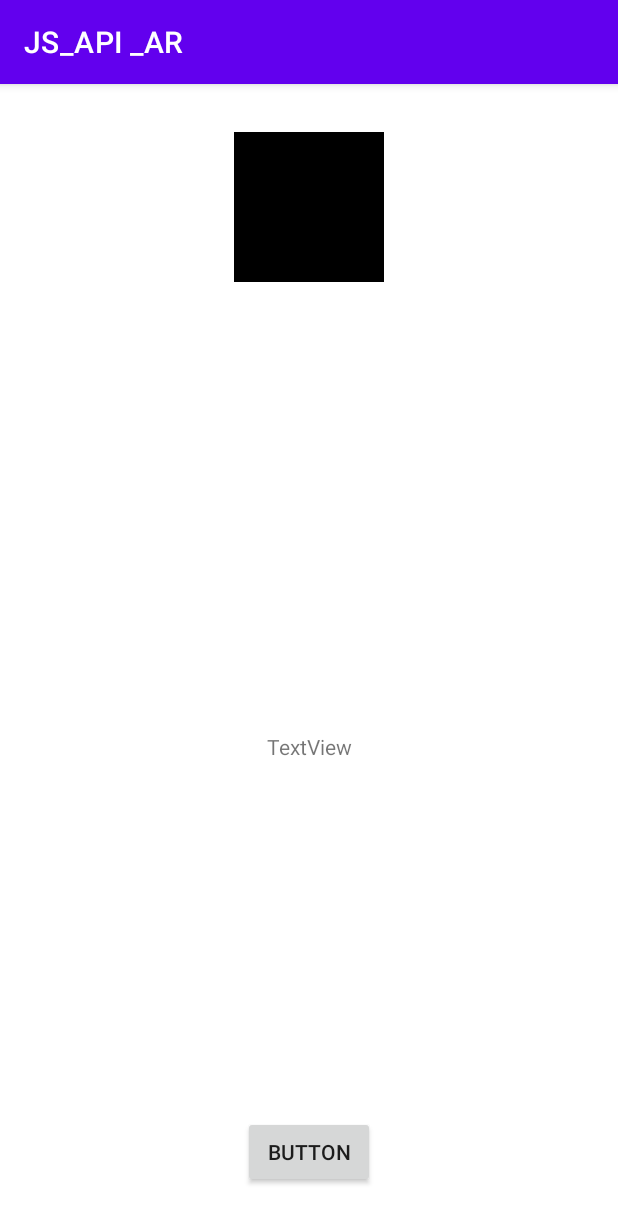
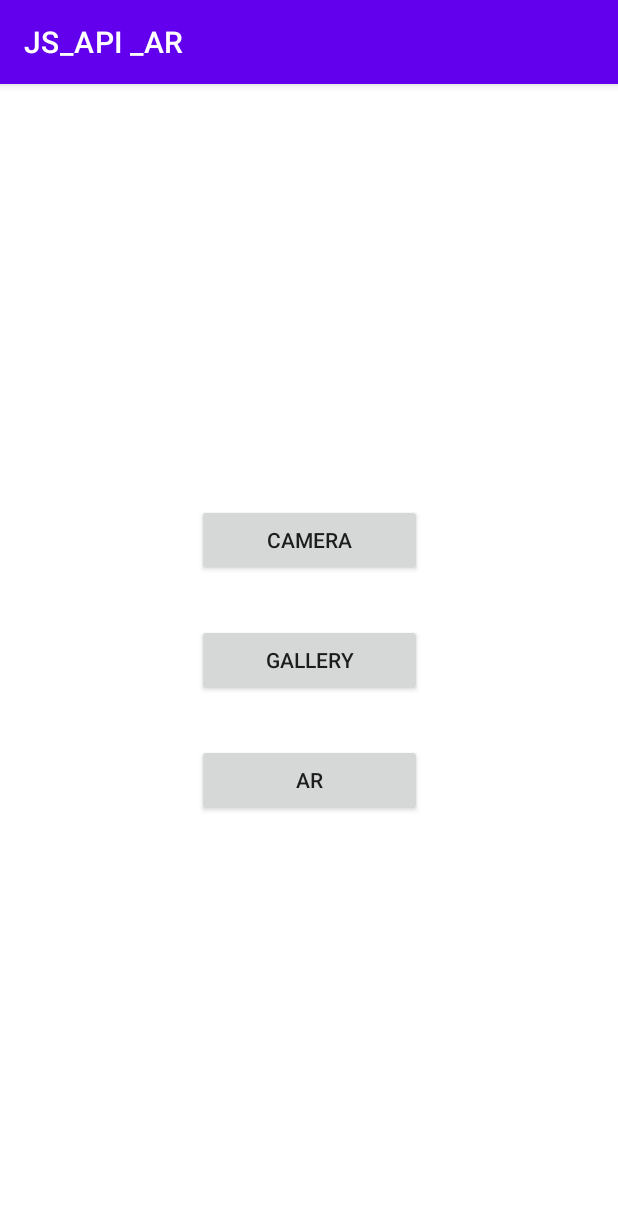
Before and after one commit to Rahul7f/3d_AR, an Android app: the screen it shows after launch (ObjectDetection), on a phone screen of 412 x 824 dp. Shown: the top 1223 px of the screen. Run offline under Robolectric (Android 15) with nearby library versions, the phone set to English and light mode, and no system bars; libraries missing offline, so code that uses them is left out: com.google.mlkit.vision; 1 statement that could not run was skipped.

Commit message:
Merge Fix

```diff
--- a/app/src/main/java/com/rsin/js_api_ar/MainActivity.java
+++ b/app/src/main/java/com/rsin/js_api_ar/MainActivity.java
@@ -34,7 +34,7 @@ public class MainActivity extends AppCompatActivity {
 //            this.architectView.load("file:///android_asset/sample_video/index.html");
 //            this.architectView.load("file:///android_asset/07_3dModels_1_3dModelOnTarget/index.html");
 //            this.architectView.load("file:///android_asset/02_AdvancedGestures/index.html");
-            this.architectView.load("file:///android_asset/ModelOnTarget/index.html");
+//            this.architectView.load("file:///android_asset/ModelOnTarget/index.html");
 //            this.architectView.load("file:///android_asset/DistanceToTarget/index.html");
 //            this.architectView.load("http://yoursid.me/11_Video_1_SimpleVideo/");
         }catch (Exception e)
--- a/app/src/main/java/com/rsin/js_api_ar/ObjectDetection.java
+++ b/app/src/main/java/com/rsin/js_api_ar/ObjectDetection.java
@@ -41,54 +41,36 @@ import java.util.List;
 
 public class ObjectDetection extends AppCompatActivity {
     ActivityObjectDetectionBinding binding;
-    ImageView imageView;
-    TextView textView;
-    Button button;
     private final static int CAMERA_CODE = 111;
     private final static int READ_CODE = 222;
     private final static int WRITE_CODE = 333;
     ActivityResultLauncher<Intent> cameraLauncher;
     ActivityResultLauncher<Intent> galleryLauncher;
-    InputImage inputImage;
+    InputImage inputImage;//for google ml kit
     ImageLabeler labeler;
     ArrayList<String> list;
     Intent intent;
 
-    void processImage() {
-        labeler.process(inputImage).addOnSuccessListener(new OnSuccessListener<List<ImageLabel>>() {
-            @Override
-            public void onSuccess(List<ImageLabel> imageLabels) {
-                list = new ArrayList<>();
-                for (ImageLabel label : imageLabels) {
-                    list.add(label.getText());
-                }
-
-                intent.putExtra("list",list.toArray());
-                Toast.makeText(ObjectDetection.this, "Call", Toast.LENGTH_SHORT).show();
-                startActivity(intent);
-
-            }
-        }).addOnFailureListener(new OnFailureListener() {
-            @Override
-            public void onFailure(@NonNull Exception e) {
-
-            }
-        });
-    }
 
     @Override
     protected void onCreate(Bundle savedInstanceState) {
-        labeler = ImageLabeling.getClient(ImageLabelerOptions.DEFAULT_OPTIONS);
-        intent  = new Intent(ObjectDetection.this,ShowDetails.class);
+        binding = ActivityObjectDetectionBinding.inflate(getLayoutInflater());
+        super.onCreate(savedInstanceState);
+        setContentView(binding.getRoot());
+        //initialization START
+        labeler = ImageLabeling.getClient(ImageLabelerOptions.DEFAULT_OPTIONS); //google image detection or ml kit
+        intent = new Intent(ObjectDetection.this, ShowDetails.class);//to start show detail
+
+        //to get Data (Image)
         cameraLauncher = registerForActivityResult(new ActivityResultContracts.StartActivityForResult(), new ActivityResultCallback<ActivityResult>() {
             @Override
             public void onActivityResult(ActivityResult result) {
-
                 try {
                     Intent data = result.getData();
                     Bitmap bitmap = (Bitmap) data.getExtras().get("data");
-                    intent.putExtra("bitmap",bitmap);
-                    imageView.setImageBitmap(bitmap);
+                    intent.putExtra("bitmap", bitmap);
+                    intent.putExtra("VALUE", "camera");
+
                     inputImage = InputImage.fromBitmap(bitmap, 0);
 
                     processImage();
@@ -98,7 +80,7 @@ public class ObjectDetection extends AppCompatActivity {
             }
 
 
-        });
+        });//get image from camera
         galleryLauncher = registerForActivityResult(new ActivityResultContracts.StartActivityForResult(), new ActivityResultCallback<ActivityResult>() {
             @Override
             public void onActivityResult(ActivityResult result) {
@@ -106,73 +88,42 @@ public class ObjectDetection extends AppCompatActivity {
                 try {
                     Intent data = result.getData();
                     inputImage = InputImage.fromFilePath(ObjectDetection.this, data.getData());
-                    imageView.setImageURI(data.getData());
-                    intent.putExtra("uri",data.getData());
+                    intent.putExtra("uri", data.getData());
+                    intent.putExtra("VALUE", "gallery");
                     processImage();
                 } catch (IOException e) {
                     e.printStackTrace();
                 }
             }
-        });
-        intent  = new Intent(ObjectDetection.this,ShowDetails.class);
-        binding = ActivityObjectDetectionBinding.inflate(getLayoutInflater());
-        super.onCreate(savedInstanceState);
-        setContentView(binding.getRoot());
+        });//get image from gallery
+        //initialization END
 
-        button = binding.button;
-        textView = binding.textView;
-        imageView = binding.imageView;
+        //Linking Buttons With Action START
 
-        imageView.setOnClickListener(new View.OnClickListener() {
+        //FROM CAMERA
+        binding.button.setOnClickListener(new View.OnClickListener() {
             @Override
             public void onClick(View view) {
-                String[] options = {"Camera", "Gallery"};
-                AlertDialog.Builder builder = new AlertDialog.Builder(ObjectDetection.this);
-                builder
-                        .setTitle("Pick An Option")
-                        .setItems(options, new DialogInterface.OnClickListener() {
-                            @Override
-                            public void onClick(DialogInterface dialogInterface, int i) {
-                                switch (i) {
-                                    case 0:
                 Intent cameraIntent = new Intent(MediaStore.ACTION_IMAGE_CAPTURE);
                 cameraLauncher.launch(cameraIntent);
-                                        break;
-                                    case 1:
+            }
+        });
+        //FROM GALLERY
+        binding.button2.setOnClickListener(new View.OnClickListener() {
+            @Override
+            public void onClick(View view) {
                 Intent storageIntent = new Intent();
                 storageIntent.setType("image/*");
                 storageIntent.setAction(Intent.ACTION_GET_CONTENT);
                 galleryLauncher.launch(storageIntent);
-
-                                }
-                            }
-                        }).show();
             }
         });
-        button.setOnClickListener(new View.OnClickListener() {
+        //WIKITUDE
+        binding.button3.setOnClickListener(new View.OnClickListener() {
             @Override
             public void onClick(View view) {
-                String[] options = {"Camera", "Gallery"};
-                AlertDialog.Builder builder = new AlertDialog.Builder(ObjectDetection.this);
-                builder
-                        .setTitle("Pick An Option")
-                        .setItems(options, new DialogInterface.OnClickListener() {
-                            @Override
-                            public void onClick(DialogInterface dialogInterface, int i) {
-                                switch (i) {
-                                    case 0:
-                                        Intent cameraIntent = new Intent(MediaStore.ACTION_IMAGE_CAPTURE);
-                                        cameraLauncher.launch(cameraIntent);
-                                        break;
-                                    case 1:
-                                        Intent storageIntent = new Intent();
-                                        storageIntent.setType("image/*");
-                                        storageIntent.setAction(Intent.ACTION_GET_CONTENT);
-                                        galleryLauncher.launch(storageIntent);
-
-                                }
-                            }
-                        }).show();
+                Intent intent1 = new Intent(ObjectDetection.this, MainActivity.class);
+                startActivity(intent1);
             }
         });
     }
@@ -185,15 +136,32 @@ public class ObjectDetection extends AppCompatActivity {
         checkPermission(Manifest.permission.READ_EXTERNAL_STORAGE, READ_CODE);
         checkPermission(Manifest.permission.WRITE_EXTERNAL_STORAGE, WRITE_CODE);
     }
-
     @Override
     public void onRequestPermissionsResult(int requestCode, @NonNull String[] permissions, @NonNull int[] grantResults) {
         super.onRequestPermissionsResult(requestCode, permissions, grantResults);
     }
-
+    //checking Permissions and Accepting If not
     public void checkPermission(String permission, int requestCode) {
         if (ContextCompat.checkSelfPermission(ObjectDetection.this, permission) == PackageManager.PERMISSION_DENIED) {
             ActivityCompat.requestPermissions(ObjectDetection.this, new String[]{permission}, requestCode);
         }
     }
+    //getting labels and start the show details activity
+    void processImage() {
+        labeler.process(inputImage).addOnSuccessListener(new OnSuccessListener<List<ImageLabel>>() {
+            @Override
+            public void onSuccess(List<ImageLabel> imageLabels) {
+                list = new ArrayList<>();
+                for (ImageLabel label : imageLabels) {
+                    list.add(label.getText());
                 }
+                intent.putExtra("list", list);
+                startActivity(intent);
+            }
+        }).addOnFailureListener(new OnFailureListener() {
+            @Override
+            public void onFailure(@NonNull Exception e) {
+            }
+        });
+    }
+}
--- a/app/src/main/res/layout/activity_object_detection.xml
+++ b/app/src/main/res/layout/activity_object_detection.xml
@@ -7,83 +7,42 @@
     android:layout_height="match_parent"
     tools:context=".MainActivity">
 
-    <ImageView
-        android:id="@+id/imageView"
-        android:layout_width="100dp"
-        android:layout_height="100dp"
-        android:layout_marginTop="32dp"
-        android:src="@color/black"
-        app:layout_constraintEnd_toEndOf="parent"
-        app:layout_constraintStart_toStartOf="parent"
-        app:layout_constraintTop_toTopOf="parent"
-        tools:srcCompat="@tools:sample/avatars" />
-
-    <TextView
-        android:id="@+id/textView"
-        android:layout_width="wrap_content"
-        android:layout_height="wrap_content"
-        android:layout_marginTop="300dp"
-        android:text="TextView"
-        app:layout_constraintEnd_toEndOf="parent"
-        app:layout_constraintStart_toStartOf="parent"
-        app:layout_constraintTop_toBottomOf="@+id/imageView" />
-
     <Button
         android:id="@+id/button"
         android:layout_width="wrap_content"
         android:layout_height="wrap_content"
-        android:layout_marginBottom="32dp"
-        android:text="Button"
+        android:width="150dp"
+        android:text="Camera"
+        app:layout_constraintBottom_toTopOf="@+id/button2"
+        app:layout_constraintEnd_toEndOf="parent"
+        app:layout_constraintHorizontal_bias="0.5"
+        app:layout_constraintStart_toStartOf="parent"
+        app:layout_constraintTop_toTopOf="parent"
+        app:layout_constraintVertical_chainStyle="packed" />
+
+    <Button
+        android:id="@+id/button2"
+        android:layout_width="wrap_content"
+        android:layout_height="wrap_content"
+        android:layout_marginTop="32dp"
+        android:width="150dp"
+        android:text="Gallery"
+        app:layout_constraintBottom_toTopOf="@+id/button3"
+        app:layout_constraintEnd_toEndOf="@+id/button"
+        app:layout_constraintHorizontal_bias="0.5"
+        app:layout_constraintStart_toStartOf="@+id/button"
+        app:layout_constraintTop_toBottomOf="@+id/button" />
+
+    <Button
+        android:id="@+id/button3"
+        android:layout_width="wrap_content"
+        android:layout_height="wrap_content"
+        android:layout_marginTop="32dp"
+        android:width="150dp"
+        android:text="AR"
         app:layout_constraintBottom_toBottomOf="parent"
-        app:layout_constraintEnd_toEndOf="parent"
-        app:layout_constraintStart_toStartOf="parent" />
+        app:layout_constraintEnd_toEndOf="@+id/button2"
+        app:layout_constraintHorizontal_bias="0.5"
+        app:layout_constraintStart_toStartOf="@+id/button2"
+        app:layout_constraintTop_toBottomOf="@+id/button2" />
 </androidx.constraintlayout.widget.ConstraintLayout>
-
-<!--<?xml version="1.0" encoding="utf-8"?>-->
-<!--<androidx.constraintlayout.widget.ConstraintLayout xmlns:android="http://schemas.android.com/apk/res/android"-->
-<!--    xmlns:app="http://schemas.android.com/apk/res-auto"-->
-<!--    xmlns:tools="http://schemas.android.com/tools"-->
-<!--    android:id="@+id/image"-->
-<!--    android:layout_width="match_parent"-->
-<!--    android:layout_height="match_parent"-->
-<!--    tools:context=".MainActivity">-->
-
-<!--    <Button-->
-<!--        android:id="@+id/button"-->
-<!--        android:layout_width="wrap_content"-->
-<!--        android:layout_height="wrap_content"-->
-<!--        android:width="150dp"-->
-<!--        android:text="Camera"-->
-<!--        app:layout_constraintBottom_toTopOf="@+id/button2"-->
-<!--        app:layout_constraintEnd_toEndOf="parent"-->
-<!--        app:layout_constraintHorizontal_bias="0.5"-->
-<!--        app:layout_constraintStart_toStartOf="parent"-->
-<!--        app:layout_constraintTop_toTopOf="parent"-->
-<!--        app:layout_constraintVertical_chainStyle="packed" />-->
-
-<!--    <Button-->
-<!--        android:id="@+id/button2"-->
-<!--        android:layout_width="wrap_content"-->
-<!--        android:layout_height="wrap_content"-->
-<!--        android:layout_marginTop="32dp"-->
-<!--        android:width="150dp"-->
-<!--        android:text="Gallery"-->
-<!--        app:layout_constraintBottom_toTopOf="@+id/button3"-->
-<!--        app:layout_constraintEnd_toEndOf="@+id/button"-->
-<!--        app:layout_constraintHorizontal_bias="0.5"-->
-<!--        app:layout_constraintStart_toStartOf="@+id/button"-->
-<!--        app:layout_constraintTop_toBottomOf="@+id/button" />-->
-
-<!--    <Button-->
-<!--        android:id="@+id/button3"-->
-<!--        android:layout_width="wrap_content"-->
-<!--        android:layout_height="wrap_content"-->
-<!--        android:layout_marginTop="32dp"-->
-<!--        android:width="150dp"-->
-<!--        android:text="AR"-->
-<!--        app:layout_constraintBottom_toBottomOf="parent"-->
-<!--        app:layout_constraintEnd_toEndOf="@+id/button2"-->
-<!--        app:layout_constraintHorizontal_bias="0.5"-->
-<!--        app:layout_constraintStart_toStartOf="@+id/button2"-->
-<!--        app:layout_constraintTop_toBottomOf="@+id/button2" />-->
-<!--</androidx.constraintlayout.widget.ConstraintLayout>-->
```
Also changed, not shown: app/src/main/java/com/rsin/js_api_ar/ShowDetails.java (+13 -7 lines). Lines whose indentation alone changed are shown as unchanged.
